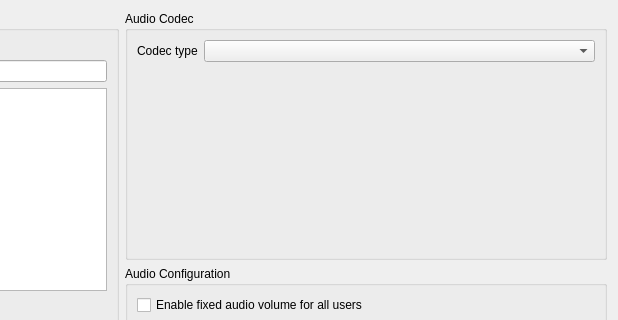
First picture: the form in Client/qtTeamTalk/channel.ui, repository BearWare/TeamTalk5, before the edit; both pictures show x 375 to 993 and y 0 to 320 of the 993 by 680 pixel window.
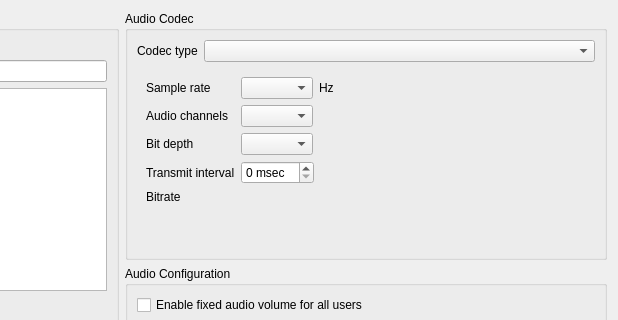
Second picture: the form after the edit. The open tabs and pages were chosen to show the change.

Commit message: Add WAV audio codec

Diff of the .ui file:
```diff
--- a/Client/qtTeamTalk/channel.ui
+++ b/Client/qtTeamTalk/channel.ui
@@ -804,6 +804,151 @@
               </item>
              </layout>
             </widget>
+            <widget class="QWidget" name="wavPage">
+             <layout class="QFormLayout" name="formLayout_6">
+              <item row="0" column="0">
+               <widget class="QLabel" name="label_48">
+                <property name="text">
+                 <string>Sample rate</string>
+                </property>
+                <property name="buddy">
+                 <cstring>wav_srateBox</cstring>
+                </property>
+               </widget>
+              </item>
+              <item row="0" column="1">
+               <layout class="QHBoxLayout" name="horizontalLayout_30">
+                <item>
+                 <widget class="QComboBox" name="wav_srateBox"/>
+                </item>
+                <item>
+                 <widget class="QLabel" name="label_49">
+                  <property name="text">
+                   <string>Hz</string>
+                  </property>
+                 </widget>
+                </item>
+                <item>
+                 <spacer name="horizontalSpacer_15">
+                  <property name="orientation">
+                   <enum>Qt::Horizontal</enum>
+                  </property>
+                  <property name="sizeHint" stdset="0">
+                   <size>
+                    <width>40</width>
+                    <height>20</height>
+                   </size>
+                  </property>
+                 </spacer>
+                </item>
+               </layout>
+              </item>
+              <item row="1" column="0">
+               <widget class="QLabel" name="label_50">
+                <property name="text">
+                 <string>Audio channels</string>
+                </property>
+                <property name="buddy">
+                 <cstring>wav_channelsBox</cstring>
+                </property>
+               </widget>
+              </item>
+              <item row="1" column="1">
+               <layout class="QHBoxLayout" name="horizontalLayout_31">
+                <item>
+                 <widget class="QComboBox" name="wav_channelsBox"/>
+                </item>
+                <item>
+                 <spacer name="horizontalSpacer_16">
+                  <property name="orientation">
+                   <enum>Qt::Horizontal</enum>
+                  </property>
+                  <property name="sizeHint" stdset="0">
+                   <size>
+                    <width>40</width>
+                    <height>20</height>
+                   </size>
+                  </property>
+                 </spacer>
+                </item>
+               </layout>
+              </item>
+              <item row="2" column="0">
+               <widget class="QLabel" name="label_51">
+                <property name="text">
+                 <string>Bit depth</string>
+                </property>
+                <property name="buddy">
+                 <cstring>wav_sampleformatBox</cstring>
+                </property>
+               </widget>
+              </item>
+              <item row="2" column="1">
+               <layout class="QHBoxLayout" name="horizontalLayout_32">
+                <item>
+                 <widget class="QComboBox" name="wav_sampleformatBox"/>
+                </item>
+                <item>
+                 <spacer name="horizontalSpacer_17">
+                  <property name="orientation">
+                   <enum>Qt::Horizontal</enum>
+                  </property>
+                  <property name="sizeHint" stdset="0">
+                   <size>
+                    <width>40</width>
+                    <height>20</height>
+                   </size>
+                  </property>
+                 </spacer>
+                </item>
+               </layout>
+              </item>
+              <item row="3" column="0">
+               <widget class="QLabel" name="label_52">
+                <property name="text">
+                 <string>Transmit interval</string>
+                </property>
+                <property name="buddy">
+                 <cstring>wav_txdelaySpinBox</cstring>
+                </property>
+               </widget>
+              </item>
+              <item row="3" column="1">
+               <layout class="QHBoxLayout" name="horizontalLayout_33">
+                <item>
+                 <widget class="QSpinBox" name="wav_txdelaySpinBox">
+                  <property name="suffix">
+                   <string> msec</string>
+                  </property>
+                 </widget>
+                </item>
+                <item>
+                 <spacer name="horizontalSpacer_18">
+                  <property name="orientation">
+                   <enum>Qt::Horizontal</enum>
+                  </property>
+                  <property name="sizeHint" stdset="0">
+                   <size>
+                    <width>40</width>
+                    <height>20</height>
+                   </size>
+                  </property>
+                 </spacer>
+                </item>
+               </layout>
+              </item>
+              <item row="4" column="0">
+               <widget class="QLabel" name="label_53">
+                <property name="text">
+                 <string>Bitrate</string>
+                </property>
+               </widget>
+              </item>
+              <item row="4" column="1">
+               <widget class="QLabel" name="wav_bitrateLabel"/>
+              </item>
+             </layout>
+            </widget>
            </widget>
           </item>
          </layout>
```
The commit also changes 57 other files.
